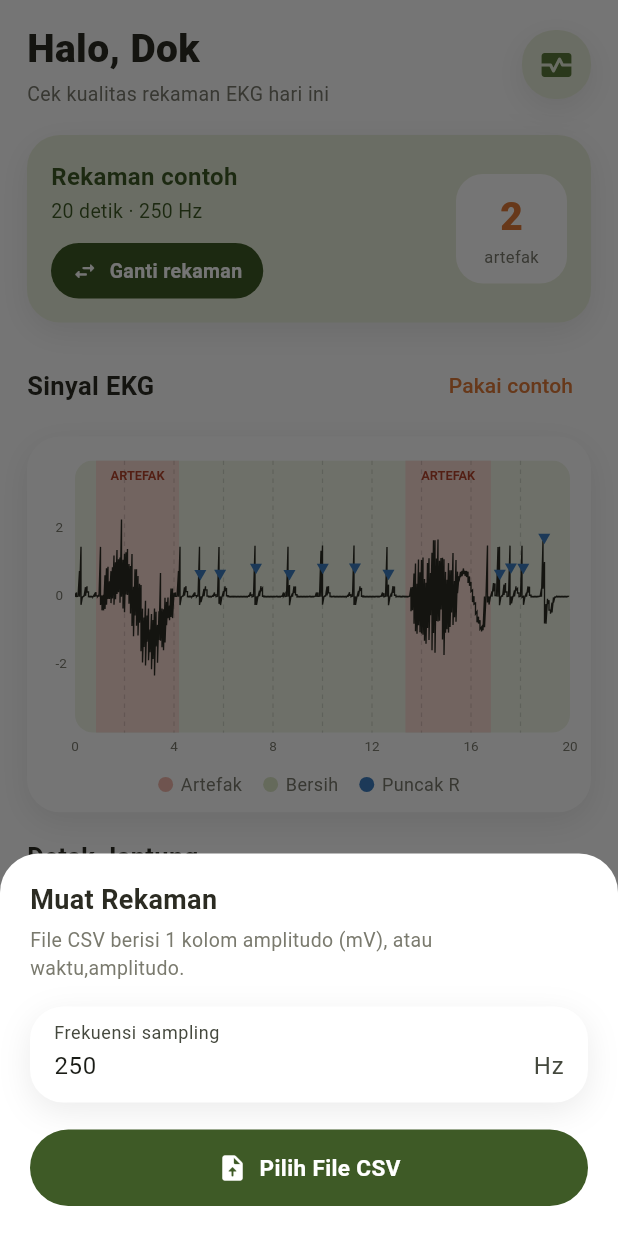
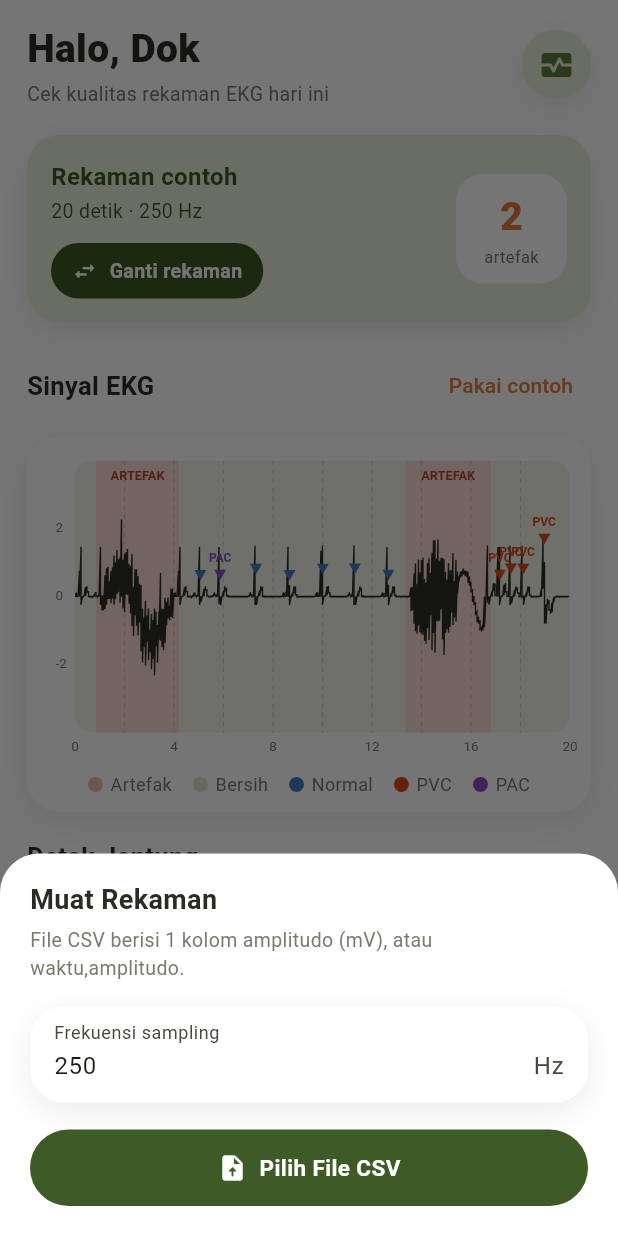
Before and after one commit to zafiranurkamila/ekg-artefak, a Flutter app: the screen it shows after launch, after a tap on "Ganti rekaman", on a phone screen of 412 x 824 dp. Run offline on Flutter 3.47's test engine with Material 3 defaults, Android fonts, the phone set to English and light mode, and no system bars; our stand-ins replace file_picker.

Commit message:
Deteksi PVC dan PAC berbasis aturan, ditandai di grafik dan dasbor

```diff
--- a/lib/ekg.dart
+++ b/lib/ekg.dart
@@ -25,7 +25,42 @@ class HasilAnalisis {
   final List<Segmen> artefak;
   final List<int> puncakR; // indeks sampel, hanya di bagian bersih
   final Statistik stat;
-  const HasilAnalisis(this.sinyal, this.fs, this.artefak, this.puncakR, this.stat);
+  final List<String> jenisBeat; // 'N', 'PVC', atau 'PAC' untuk tiap puncak R
+  const HasilAnalisis(this.sinyal, this.fs, this.artefak, this.puncakR, this.stat, this.jenisBeat);
+  int hitung(String j) => jenisBeat.where((e) => e == j).length;
+}
+
+/// Klasifikasi beat berbasis aturan (sementara, sebelum model AI dipasang):
+/// - PVC: QRS lebar (>= 100 ms), biasanya datang lebih awal.
+/// - PAC: datang lebih awal (R-R < 80% median) dengan QRS normal.
+List<String> klasifikasiBeat(List<double> x, double fs, List<int> r) {
+  final rr = <double>[for (var i = 1; i < r.length; i++) (r[i] - r[i - 1]) / fs];
+  final urut = [...rr]..sort();
+  final median = urut.isEmpty ? 1.0 : urut[urut.length ~/ 2];
+  final w = (0.12 * fs).round();
+  return [
+    for (var k = 0; k < r.length; k++)
+      () {
+        final i = r[k];
+        final a = max(0, i - w), z = min(x.length, i + w);
+        // garis dasar lokal: median 0,3 s sebelum QRS
+        final pra = x.sublist(max(0, i - (0.3 * fs).round()), max(1, i - (0.1 * fs).round()))..sort();
+        final dasar = pra.isEmpty ? 0.0 : pra[pra.length ~/ 2];
+        final ambang = 0.25 * (x[i] - dasar).abs();
+        int? awal, akhir;
+        for (var j = a; j < z; j++) {
+          if ((x[j] - dasar).abs() > ambang) {
+            awal ??= j;
+            akhir = j;
+          }
+        }
+        final lebarMs = awal == null ? 0 : (akhir! - awal) / fs * 1000;
+        final awalBeat = k > 0 && rr[k - 1] < 0.8 * median;
+        if (lebarMs >= 100) return 'PVC';
+        if (awalBeat) return 'PAC';
+        return 'N';
+      }()
+  ];
 }
 
 /// Titik sambung untuk model aritmia (mis. model Zaskia).
@@ -232,7 +267,7 @@ HasilAnalisis analisis(List<double> x, double fs) {
     }
     awal = sg.selesai;
   }
-  return HasilAnalisis(x, fs, art, r, hitungStatistik(r, fs, art));
+  return HasilAnalisis(x, fs, art, r, hitungStatistik(r, fs, art), klasifikasiBeat(x, fs, r));
 }
 
 /// Baca CSV satu kolom (amplitudo) atau dua kolom (waktu, amplitudo).
--- a/lib/main.dart
+++ b/lib/main.dart
@@ -12,6 +12,7 @@ const oranye = Color(0xFFE07B39);
 const merahLembut = Color(0xFFF6D3CC);
 const tinta = Color(0xFF2B2B22);
 const redup = Color(0xFF7A7A6E);
+const warnaBeat = {'N': Color(0xFF3C7DBF), 'PVC': Color(0xFFD9481E), 'PAC': Color(0xFF8A4FBF)};
 
 void main() => runApp(MaterialApp(
       debugShowCheckedModeBanner: false,
@@ -178,12 +179,16 @@ class _LayarState extends State<Layar> {
         child: Column(children: [
           AspectRatio(aspectRatio: 1.75, child: CustomPaint(painter: Grafik(_h))),
           const SizedBox(height: 8),
-          const Row(mainAxisAlignment: MainAxisAlignment.center, children: [
+          const Wrap(alignment: WrapAlignment.center, runSpacing: 4, children: [
             _Titik(warna: Color(0xFFF2B8AC), teks: 'Artefak'),
             SizedBox(width: 14),
             _Titik(warna: Color(0xFFDCE6C6), teks: 'Bersih'),
             SizedBox(width: 14),
-            _Titik(warna: Color(0xFF3C7DBF), teks: 'Puncak R'),
+            _Titik(warna: Color(0xFF3C7DBF), teks: 'Normal'),
+            SizedBox(width: 14),
+            _Titik(warna: Color(0xFFD9481E), teks: 'PVC'),
+            SizedBox(width: 14),
+            _Titik(warna: Color(0xFF8A4FBF), teks: 'PAC'),
           ]),
         ]),
       ),
@@ -211,6 +216,16 @@ class _LayarState extends State<Layar> {
                     label: 'Taki / Bradi',
                     nilai: '${s.persenTachy.toStringAsFixed(0)}% / ${s.persenBrady.toStringAsFixed(0)}%')),
           ]),
+        ]),
+      ),
+      const SizedBox(height: 18),
+      _judul('Aritmia', const Text('aturan klinis · model AI menyusul', style: TextStyle(color: redup, fontSize: 12))),
+      Container(
+        padding: const EdgeInsets.all(16),
+        decoration: kartu(),
+        child: Row(children: [
+          Expanded(child: _Detail(ikon: Icons.bolt_rounded, label: 'PVC', nilai: '${_h.hitung('PVC')} beat')),
+          Expanded(child: _Detail(ikon: Icons.timelapse_rounded, label: 'PAC', nilai: '${_h.hitung('PAC')} beat')),
         ]),
       ),
       const SizedBox(height: 18),
@@ -444,10 +459,12 @@ class Grafik extends CustomPainter {
       ..style = PaintingStyle.stroke
       ..strokeWidth = 0.9
       ..color = tinta);
-    final biru = Paint()..color = const Color(0xFF3C7DBF);
-    for (final i in h.puncakR) {
+    for (final (k, i) in h.puncakR.indexed) {
+      final j = h.jenisBeat[k];
       final x = px(i / h.fs), y = py(h.sinyal[i]) - 3;
-      c.drawPath(Path()..moveTo(x - 4, y - 7)..lineTo(x + 4, y - 7)..lineTo(x, y)..close(), biru);
+      c.drawPath(Path()..moveTo(x - 4, y - 7)..lineTo(x + 4, y - 7)..lineTo(x, y)..close(),
+          Paint()..color = warnaBeat[j]!);
+      if (j != 'N') _teks(c, j, Offset(x, y - 19), 8, warnaBeat[j]!, bold: true, tengah: true);
     }
     c.restore();
     for (var t = 0.0; t <= durasi + 1e-9; t += langkahGrid) {
```
